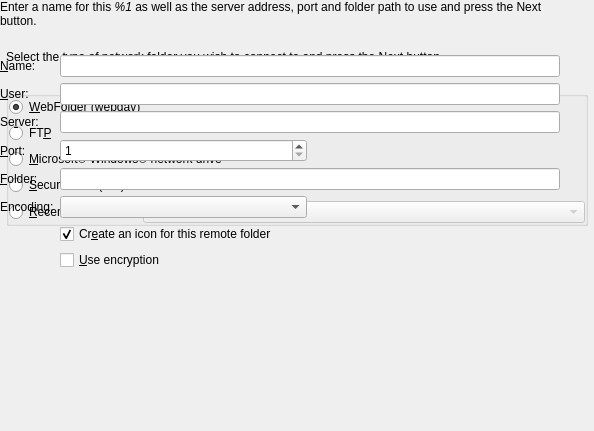
KDE/kde-runtime, file knetattach/knetattach.ui: the form before one commit.
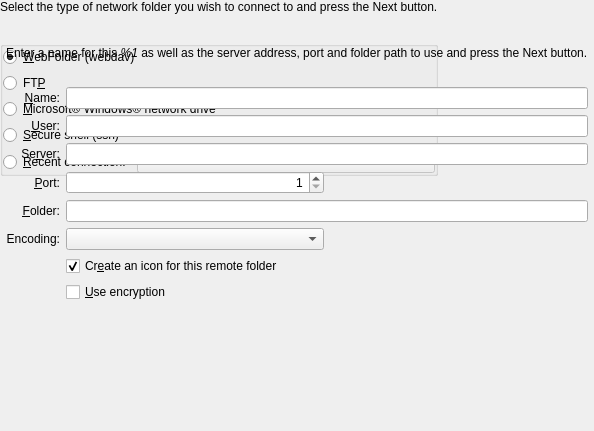
The form after the commit. Custom widgets are drawn as their Qt base class.

Diff of the .ui file:
```diff
--- a/knetattach/knetattach.ui
+++ b/knetattach/knetattach.ui
@@ -18,14 +18,6 @@
    </font>
   </property>
   <widget class="QWidget" name="_folderType" >
-   <property name="geometry" >
-    <rect>
-     <x>6</x>
-     <y>50</y>
-     <width>582</width>
-     <height>331</height>
-    </rect>
-   </property>
    <attribute name="title" >
     <string>Add Network Folder</string>
    </attribute>
@@ -153,6 +145,14 @@
    </layout>
   </widget>
   <widget class="QWidget" name="_folderParameters" >
+   <property name="geometry" >
+    <rect>
+     <x>6</x>
+     <y>46</y>
+     <width>582</width>
+     <height>337</height>
+    </rect>
+   </property>
    <attribute name="title" >
     <string>Network Folder Information</string>
    </attribute>
@@ -194,6 +194,9 @@
       <property name="text" >
        <string>&amp;Name:</string>
       </property>
+      <property name="alignment" >
+       <set>Qt::AlignRight|Qt::AlignTrailing|Qt::AlignVCenter</set>
+      </property>
       <property name="wordWrap" >
        <bool>false</bool>
       </property>
@@ -210,6 +213,9 @@
         <verstretch>0</verstretch>
        </sizepolicy>
       </property>
+      <property name="alignment" >
+       <set>Qt::AlignRight|Qt::AlignTrailing|Qt::AlignVCenter</set>
+      </property>
       <property name="minimum" >
        <number>1</number>
       </property>
@@ -226,6 +232,9 @@
       <property name="text" >
        <string>&amp;User:</string>
       </property>
+      <property name="alignment" >
+       <set>Qt::AlignRight|Qt::AlignTrailing|Qt::AlignVCenter</set>
+      </property>
       <property name="wordWrap" >
        <bool>false</bool>
       </property>
@@ -239,6 +248,9 @@
       <property name="text" >
        <string>Se&amp;rver:</string>
       </property>
+      <property name="alignment" >
+       <set>Qt::AlignRight|Qt::AlignTrailing|Qt::AlignVCenter</set>
+      </property>
       <property name="wordWrap" >
        <bool>false</bool>
       </property>
@@ -252,6 +264,9 @@
       <property name="text" >
        <string>&amp;Port:</string>
       </property>
+      <property name="alignment" >
+       <set>Qt::AlignRight|Qt::AlignTrailing|Qt::AlignVCenter</set>
+      </property>
       <property name="wordWrap" >
        <bool>false</bool>
       </property>
@@ -285,6 +300,9 @@
       <property name="text" >
        <string>&amp;Folder:</string>
       </property>
+      <property name="alignment" >
+       <set>Qt::AlignRight|Qt::AlignTrailing|Qt::AlignVCenter</set>
+      </property>
       <property name="wordWrap" >
        <bool>false</bool>
       </property>
@@ -337,6 +355,9 @@
       <property name="text" >
        <string>Encoding:</string>
       </property>
+      <property name="alignment" >
+       <set>Qt::AlignRight|Qt::AlignTrailing|Qt::AlignVCenter</set>
+      </property>
      </widget>
     </item>
     <item row="7" column="1" >
@@ -348,12 +369,6 @@
  <layoutdefault spacing="6" margin="11" />
  <pixmapfunction>qPixmapFromMimeSource</pixmapfunction>
  <customwidgets>
-  <customwidget>
-   <class>Q3Wizard</class>
-   <extends>QDialog</extends>
-   <header>q3wizard.h</header>
-   <container>1</container>
-  </customwidget>
   <customwidget>
    <class>KButtonGroup</class>
    <extends>QGroupBox</extends>
@@ -370,6 +385,12 @@
    <extends>QLineEdit</extends>
    <header>klineedit.h</header>
   </customwidget>
+  <customwidget>
+   <class>Q3Wizard</class>
+   <extends>QDialog</extends>
+   <header>q3wizard.h</header>
+   <container>1</container>
+  </customwidget>
  </customwidgets>
  <tabstops>
   <tabstop>_webfolder</tabstop>
```
